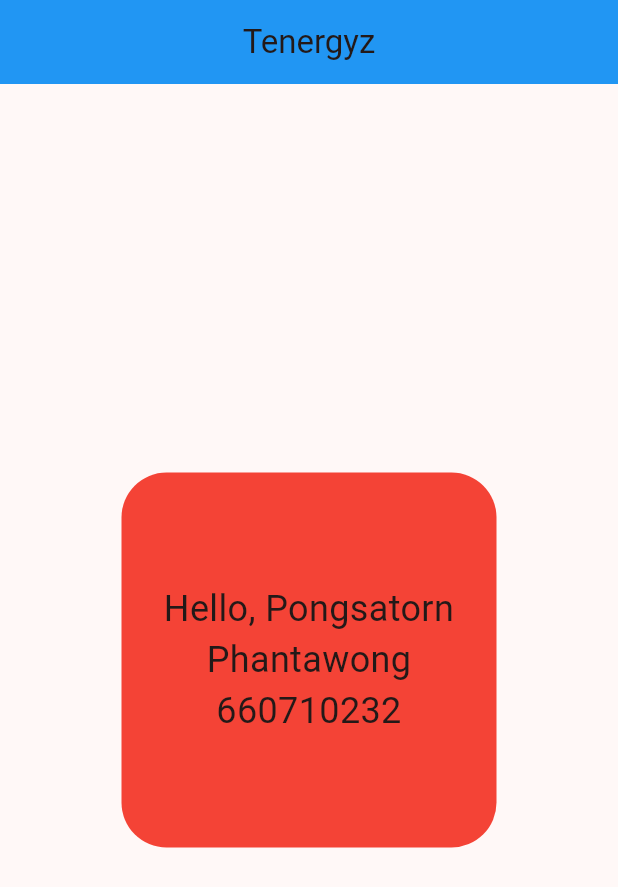
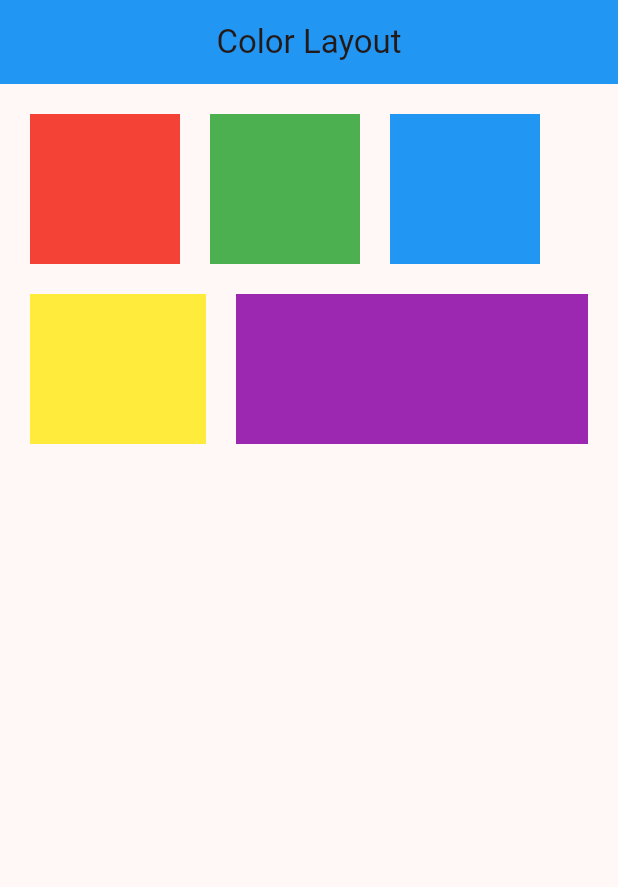
Before and after one commit to 660710232/mobiletest, a Flutter app: the screen it shows after launch, on a phone screen of 412 x 824 dp. Shown: the top 887 px of the screen. Run offline on Flutter 3.47's test engine with Material 3 defaults, Android fonts, the phone set to English and light mode, and no system bars.

Commit message:
Exercise II

```diff
--- a/lib/main.dart
+++ b/lib/main.dart
@@ -43,10 +43,30 @@ class HomeScreen extends StatelessWidget {
   @override
   Widget build(BuildContext context){
     return Scaffold(
-      appBar: AppBar(title: const Text("Tenergyz"), backgroundColor: Colors.blue, centerTitle: true),
+      appBar: AppBar(title: const Text("Color Layout"), backgroundColor: Colors.blue, centerTitle: true),
       backgroundColor: Colors.pink[40],
-      body: Center(child: Container(height: 250, width: 250, decoration: BoxDecoration(color: Colors.red, borderRadius: BorderRadius.circular(30)), child: Center(child: Text("Hello, Pongsatorn Phantawong 660710232", textAlign: TextAlign.center, style: TextStyle(fontSize: 24))))
-      ),
+      body: Column(
+        children: [
+          SizedBox(height: 20,),
+        Row(
+        children: [
+          SizedBox(width: 20,),
+          Container(width: 100, height: 100, color: Colors.red,),
+          SizedBox(width: 20,),
+          Container(width: 100, height: 100, color: Colors.green,),
+          SizedBox(width: 20,),
+          Container(width: 100, height: 100, color: Colors.blue,),
+        ],
+      ),SizedBox(height: 20,),
+      Row(children: [
+        SizedBox(width: 20,),
+          Expanded(flex: 1, child: Container(width: 100, height: 100, color: Colors.yellow,)),
+          SizedBox(width: 20,),
+          Expanded(flex: 2, child: Container(width: 100, height: 100, color: Colors.purple,)),
+          SizedBox(width: 20,),
+      ],)]
+      )
+
     );
   }
 }
```
